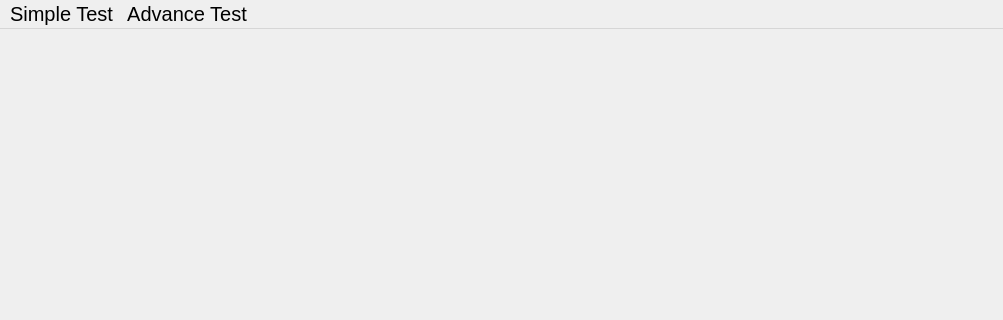
Qt form Group4/homaapp.ui (Assignment-C/UI-APP) before a commit; both pictures show x 0 to 1003 and y 0 to 320 of the 1003 by 714 pixel window.
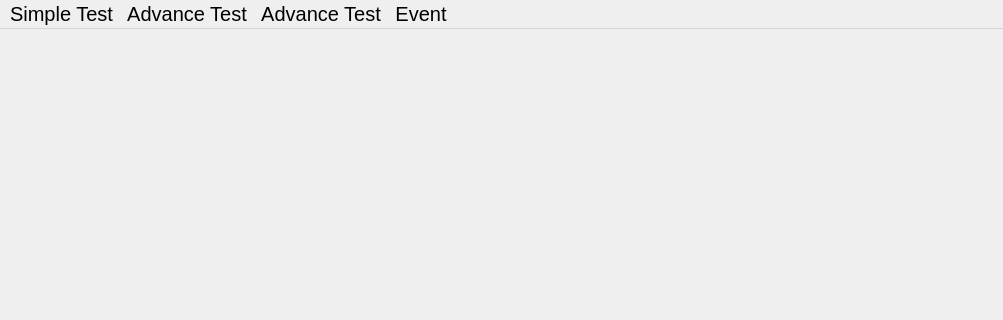
The same form after that commit. Icons and pictures are not drawn.

Patch:
```diff
--- a/Group4/homaapp.ui
+++ b/Group4/homaapp.ui
@@ -24,7 +24,7 @@
      <x>0</x>
      <y>0</y>
      <width>1003</width>
-     <height>41</height>
+     <height>34</height>
     </rect>
    </property>
    <property name="font">
@@ -56,9 +56,27 @@
     <property name="title">
      <string>Advance Test</string>
     </property>
+    <addaction name="actionIELT"/>
+    <addaction name="actionTOEFL"/>
+   </widget>
+   <widget class="QMenu" name="menuAdvance_Test_2">
+    <property name="title">
+     <string>Advance Test</string>
+    </property>
+    <addaction name="actionITC"/>
+    <addaction name="actionIFL"/>
+    <addaction name="actionKIT"/>
+    <addaction name="actionNEPTIC"/>
+   </widget>
+   <widget class="QMenu" name="menuEvent">
+    <property name="title">
+     <string>Event</string>
+    </property>
    </widget>
    <addaction name="menuApp"/>
    <addaction name="menuAdvance_Test"/>
+   <addaction name="menuAdvance_Test_2"/>
+   <addaction name="menuEvent"/>
   </widget>
   <widget class="QStatusBar" name="statusbar"/>
   <action name="actionHard">
```
Left out of the diff: 181 changed lines with no effect on the pictures.
